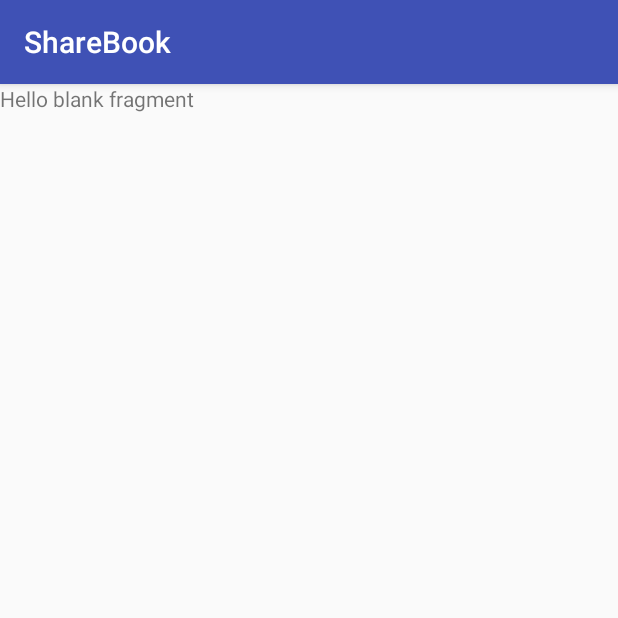
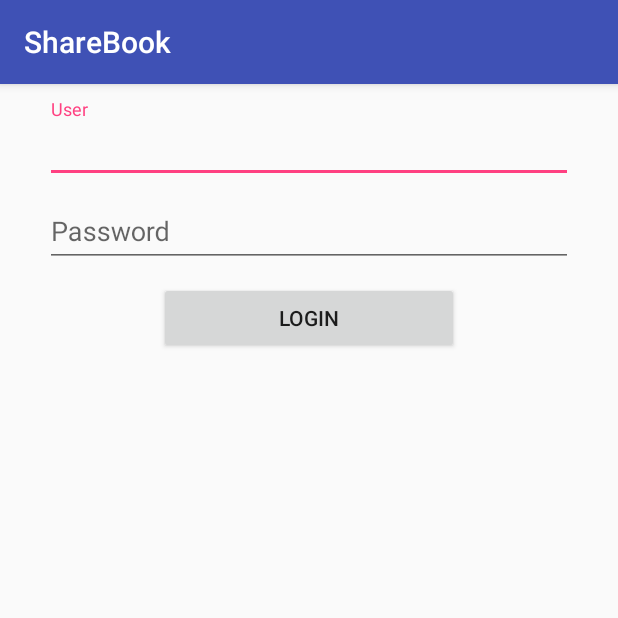
Before and after one commit to pablo-johnson/Capstone-Project, an Android app: the fragment SignInFragment shown on its own in the app's theme, on a phone screen of 412 x 824 dp, the top half of it. Run offline under Robolectric (Android 15) with nearby library versions, the phone set to English and light mode, and no system bars; our stand-ins replace ButterKnife; 2 statements that could not run were skipped.

Commit message:
sign in ui

```diff
--- a/ShareBook/app/src/main/java/com/johnson/pablo/sharebook/ui/signIn/signIn/SignInFragment.java
+++ b/ShareBook/app/src/main/java/com/johnson/pablo/sharebook/ui/signIn/signIn/SignInFragment.java
@@ -8,6 +8,8 @@ import android.view.ViewGroup;
 
 import com.johnson.pablo.sharebook.R;
 import com.johnson.pablo.sharebook.ui.common.ShareBookFragment;
+
+import butterknife.ButterKnife;
 
 /**
  * @author Pablo Johnson (pablo.88j@gmail.com)
@@ -31,8 +33,9 @@ public class SignInFragment extends ShareBookFragment {
     @Override
     public View onCreateView(LayoutInflater inflater, ViewGroup container,
                              Bundle savedInstanceState) {
-        // Inflate the layout for this fragment
-        return inflater.inflate(R.layout.fragment_sign_up, container, false);
+        View view = inflater.inflate(R.layout.fragment_sign_in, container, false);
+        ButterKnife.bind(this, view);
+        return view;
     }
 
 }
--- /dev/null
+++ b/ShareBook/app/src/main/res/layout/fragment_sign_in.xml
@@ -0,0 +1,56 @@
+<RelativeLayout xmlns:android="http://schemas.android.com/apk/res/android"
+    xmlns:tools="http://schemas.android.com/tools"
+    android:layout_width="match_parent"
+    android:layout_height="match_parent"
+    android:layout_margin="10dp"
+    tools:context="com.johnson.pablo.sharebook.ui.signIn.signUp.SignUpFragment">
+
+    <android.support.design.widget.TextInputLayout
+        android:id="@+id/usernameWrapper"
+        android:layout_width="match_parent"
+        android:layout_height="wrap_content"
+        android:layout_marginLeft="20dp"
+        android:layout_marginRight="20dp">
+
+        <EditText
+            android:id="@+id/username"
+            android:layout_width="match_parent"
+            android:layout_height="wrap_content"
+            android:hint="@string/userLabel"
+            android:lines="1"
+            android:maxLines="1"
+            android:singleLine="true" />
+
+    </android.support.design.widget.TextInputLayout>
+
+    <android.support.design.widget.TextInputLayout
+        android:id="@+id/passwordWrapper"
+        android:layout_width="match_parent"
+        android:layout_height="wrap_content"
+        android:layout_below="@id/usernameWrapper"
+        android:layout_marginLeft="20dp"
+        android:layout_marginRight="20dp">
+
+        <EditText
+            android:id="@+id/password"
+            android:layout_width="match_parent"
+            android:layout_height="wrap_content"
+            android:hint="@string/passwordLabel"
+            android:inputType="textPassword"
+            android:lines="1"
+            android:maxLines="1"
+            android:singleLine="true" />
+
+    </android.support.design.widget.TextInputLayout>
+
+    <Button
+        android:layout_width="200dp"
+        android:layout_height="wrap_content"
+        android:layout_below="@id/passwordWrapper"
+        android:layout_centerHorizontal="true"
+        android:layout_marginBottom="10dp"
+        android:layout_marginTop="10dp"
+        android:gravity="center"
+        android:text="@string/loginLabel" />
+
+</RelativeLayout>
--- a/ShareBook/app/src/main/res/values/strings.xml
+++ b/ShareBook/app/src/main/res/values/strings.xml
@@ -8,6 +8,8 @@
     <string name="dialog_title_error">Ups... we have a problem..!</string>
     <string name="loadingMessage">Loading...</string>
 
-    <!-- TODO: Remove or change this placeholder text -->
-    <string name="hello_blank_fragment">Hello blank fragment</string>
+
+    <string name="userLabel">User</string>
+    <string name="passwordLabel">Password</string>
+    <string name="loginLabel">Login</string>
 </resources>
```
Also changed, not shown: ShareBook/app/src/main/java/com/johnson/pablo/sharebook/ui/signIn/welcome/WelcomeFragment.java (+23 -2 lines), ShareBook/app/src/main/res/layout/activity_welcome.xml (+17 -10 lines), ShareBook/app/src/main/res/layout/fragment_welcome.xml (+3 -8 lines).
